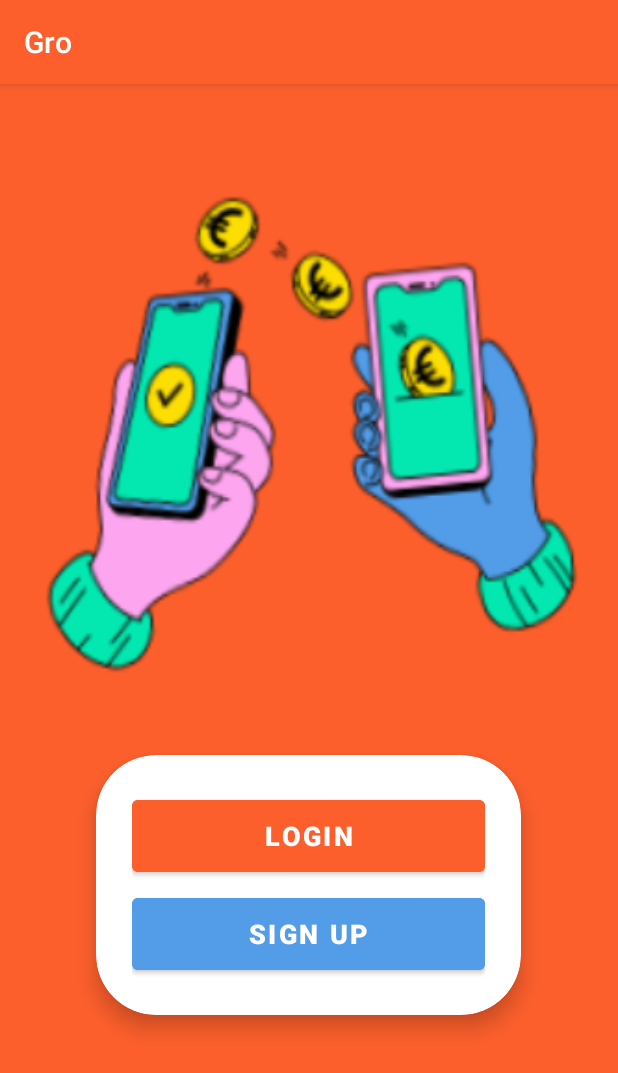
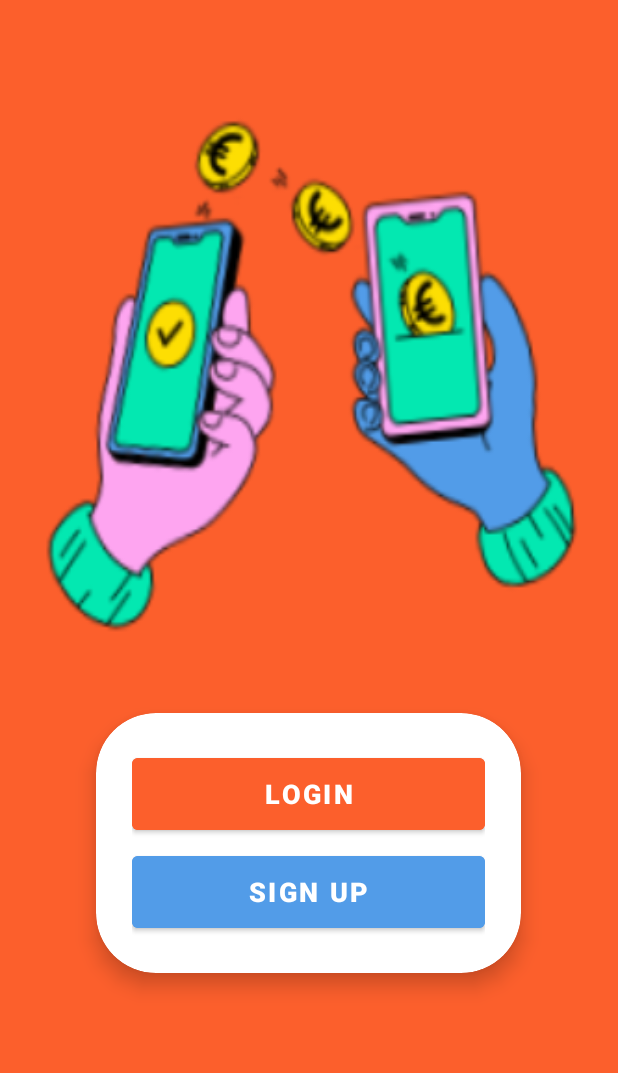
Before and after one commit to Rishali123/BCHacks1, an Android app: the screen it shows after launch (StartActivity), on a phone screen of 412 x 824 dp. Shown: the top 1073 px of the screen. Run offline under Robolectric (Android 15) with nearby library versions, the phone set to English and light mode, and no system bars.

Commit message:
removed top bar at app

```diff
--- a/app/src/main/res/values/themes.xml
+++ b/app/src/main/res/values/themes.xml
@@ -1,6 +1,6 @@
 <resources xmlns:tools="http://schemas.android.com/tools">
     <!-- Base application theme. -->
-    <style name="Base.Theme.BCHacks" parent="Theme.MaterialComponents.DayNight.DarkActionBar">
+    <style name="Base.Theme.BCHacks" parent="Theme.MaterialComponents.DayNight.NoActionBar">
         <!-- Customize your light theme here. -->
         <item name="colorPrimary">@color/orange</item>
         <item name="colorPrimaryVariant">@color/green</item>
```
